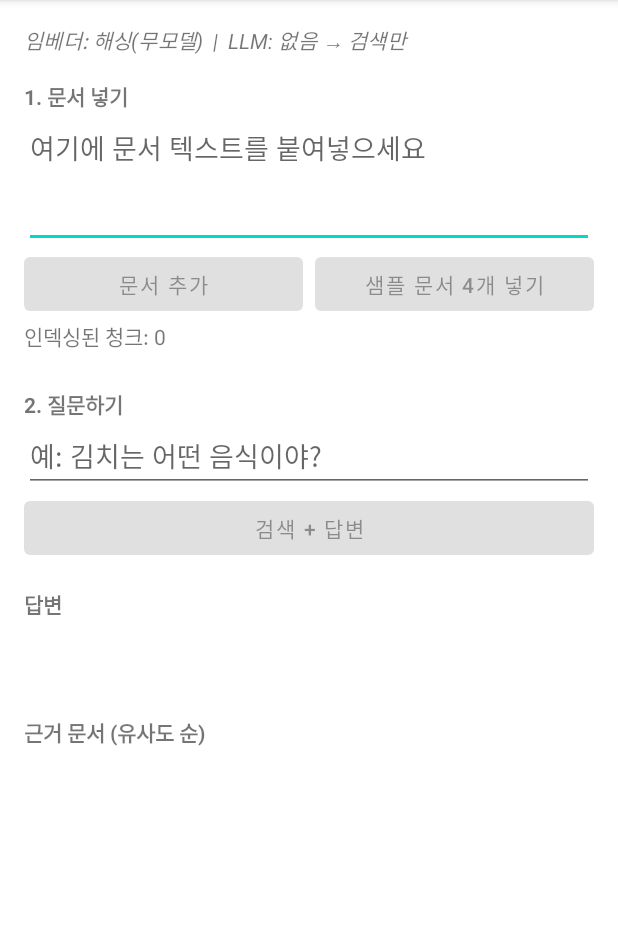
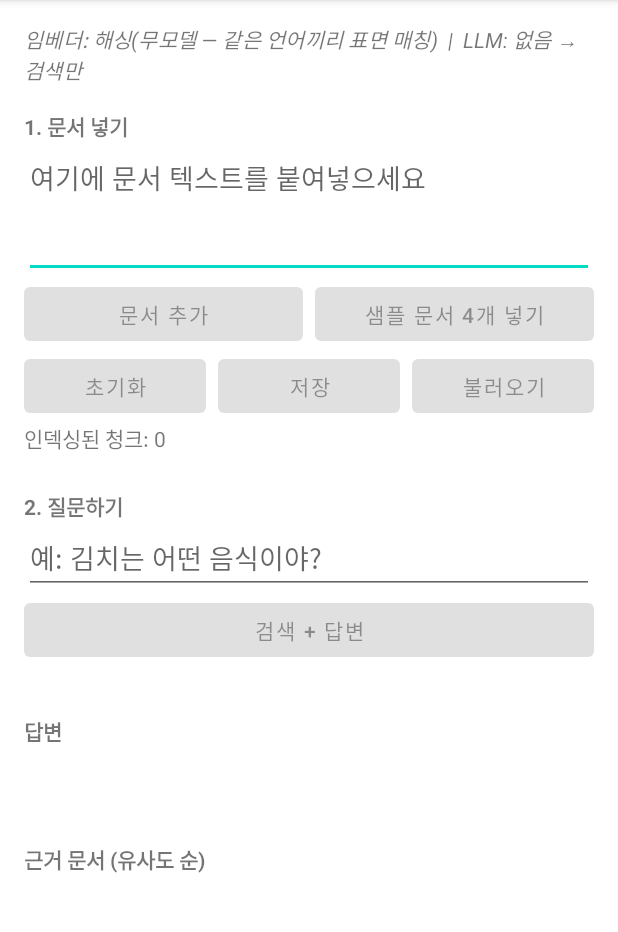
Before and after one commit to honey0127/Lib, an Android app: the screen it shows after launch (MainActivity), after a tap on "샘플 문서 4개 넣기", on a phone screen of 412 x 824 dp, the part 84-1016 px from its top. Run offline under Robolectric (Android 15) with nearby library versions, the phone set to English and light mode, and no system bars; 3 statements that could not run were skipped.

Commit message:
feat: 데모 UX 개선 + RagEngine.clear + 운영규정 제9조 모델 명세
실기기 스크린샷 피드백 반영:
- 샘플 문서 중복 주입 방지 — 버튼 1회 제한(초기화 시 재활성). 스크린샷의
  '청크 8개/중복 근거'는 샘플 2회 주입이 원인
- 상태줄에 해싱 모드 특성 안내(같은 언어 표면 매칭 — 교차언어·시맨틱은 e5 모델 필요)

데모 기능 추가(시연영상용):
- 초기화 버튼 → RagEngine.clear() 신설(JNI nativeClear, 10번째 함수, nm 검증)
  + 계측 테스트(clear 후 재사용)
- 저장/불러오기 버튼 → Phase 2 스냅샷(save/load)을 앱 내부 저장소에 시연,
  "복원 Nms — 재인덱싱 없음" 표기
- 처리시간 표시(인덱싱/검색/검색+생성 ms, '완전 오프라인' 라벨) — 성능 어필

운영규정 준수 문서화:
- THIRD_PARTY_LICENSES.md 에 'AI 모델 활용 명세(제9조 대응)' 섹션 —
  두 모델 모두 오픈웨이트 이상·그대로 활용(제2항 1호)·완전 온디바이스(API 0회),
  hnswlib 는 비교 실험 전용(코드 미포함), AI 보조 개발 고지(제9조 5항)
- README 에 라이선스·규정 준수 요약, CLAUDE.md JNI 10함수/데모 설명 갱신

Co-Authored-By: Claude Fable 5 <noreply@anthropic.com>
Claude-Session: https://claude.ai/code/session_01WBi6cVy78xvP8U22eQ9TrV

```diff
--- a/app/src/main/java/com/example/lib/MainActivity.kt
+++ b/app/src/main/java/com/example/lib/MainActivity.kt
@@ -1,6 +1,7 @@
 package com.example.lib
 
 import android.os.Bundle
+import android.os.SystemClock
 import android.widget.Button
 import android.widget.EditText
 import android.widget.TextView
@@ -21,9 +22,12 @@ import java.util.concurrent.Executors
  * 온디바이스 RAG 데모 (Phase 4) — 완전 오프라인 문서 검색 + 답변 생성.
  *
  * 모델 파일이 [MODEL_DIR] 에 있으면 자동 사용한다 (없으면 무모델 폴백):
- * - model.onnx + vocab.tsv → OnnxEmbedder(e5, 시맨틱 검색)  ← 없으면 HashingEmbedder
- * - llm.gguf               → LlmEngine(답변 생성)           ← 없으면 검색 결과만 표시
+ * - model.onnx + vocab.tsv → OnnxEmbedder(e5, 시맨틱·교차언어 검색) ← 없으면 HashingEmbedder
+ *   (해싱 모드는 같은 언어 표면 매칭만 가능 — 상태줄에 안내)
+ * - llm.gguf               → LlmEngine(답변 생성)                  ← 없으면 검색 결과만 표시
  * 배치 방법은 README "모델 준비" 참고 (adb push).
+ *
+ * 저장/불러오기 버튼은 RagEngine.save/load 스냅샷(Phase 2)을 앱 내부 저장소에 시연한다.
  */
 class MainActivity : AppCompatActivity() {
 
@@ -34,15 +38,22 @@ class MainActivity : AppCompatActivity() {
     private var rag: RagEngine? = null
     private var llm: LlmEngine? = null
     private var chat: RagChat? = null
+
+    // 아래 UI 상태는 UI 스레드에서만 접근
     private var docCounter = 0
+    private var samplesAdded = false
 
     private lateinit var statusText: TextView
     private lateinit var docInput: EditText
     private lateinit var addDocButton: Button
     private lateinit var addSamplesButton: Button
+    private lateinit var clearButton: Button
+    private lateinit var saveButton: Button
+    private lateinit var loadButton: Button
     private lateinit var chunkCountText: TextView
     private lateinit var questionInput: EditText
     private lateinit var askButton: Button
+    private lateinit var timeText: TextView
     private lateinit var answerText: TextView
     private lateinit var sourcesText: TextView
 
@@ -54,9 +65,13 @@ class MainActivity : AppCompatActivity() {
         docInput = findViewById(R.id.docInput)
         addDocButton = findViewById(R.id.addDocButton)
         addSamplesButton = findViewById(R.id.addSamplesButton)
+        clearButton = findViewById(R.id.clearButton)
+        saveButton = findViewById(R.id.saveButton)
+        loadButton = findViewById(R.id.loadButton)
         chunkCountText = findViewById(R.id.chunkCountText)
         questionInput = findViewById(R.id.questionInput)
         askButton = findViewById(R.id.askButton)
+        timeText = findViewById(R.id.timeText)
         answerText = findViewById(R.id.answerText)
         sourcesText = findViewById(R.id.sourcesText)
 
@@ -70,7 +85,13 @@ class MainActivity : AppCompatActivity() {
                 addDocuments(listOf("문서${++docCounter}" to text))
             }
         }
-        addSamplesButton.setOnClickListener { addDocuments(SAMPLE_DOCS) }
+        addSamplesButton.setOnClickListener {
+            samplesAdded = true // 중복 주입 방지 — 초기화 전까지 1회만
+            addDocuments(SAMPLE_DOCS)
+        }
+        clearButton.setOnClickListener { onClear() }
+        saveButton.setOnClickListener { onSave() }
+        loadButton.setOnClickListener { onLoad() }
         askButton.setOnClickListener { onAsk() }
     }
 
@@ -113,7 +134,9 @@ class MainActivity : AppCompatActivity() {
         llm = llmEngine
         chat = llmEngine?.let { RagChat(engine, it) }
 
-        val embedderLabel = if (onnxEmbedder != null) "e5(ONNX·시맨틱)" else "해싱(무모델)"
+        val embedderLabel =
+            if (onnxEmbedder != null) "e5(ONNX·시맨틱)"
+            else "해싱(무모델 — 같은 언어끼리 표면 매칭)"
         val llmLabel = if (llmEngine != null) "Qwen GGUF ✓" else "없음 → 검색만"
         runOnUiThread {
             statusText.text = "임베더: $embedderLabel  |  LLM: $llmLabel"
@@ -125,12 +148,80 @@ class MainActivity : AppCompatActivity() {
         setButtonsEnabled(false)
         engineExecutor.execute {
             val engine = rag ?: return@execute
+            val t0 = SystemClock.elapsedRealtime()
             docs.forEach { (id, text) -> engine.addDocument(id, text) }
+            val ms = SystemClock.elapsedRealtime() - t0
             val count = engine.chunkCount()
             runOnUiThread {
                 chunkCountText.text = "인덱싱된 청크: $count"
+                timeText.text = "인덱싱 ${ms}ms"
                 setButtonsEnabled(true)
             }
+        }
+    }
+
+    private fun onClear() {
+        setButtonsEnabled(false)
+        engineExecutor.execute {
+            rag?.clear()
+            runOnUiThread {
+                docCounter = 0
+                samplesAdded = false
+                chunkCountText.text = getString(R.string.chunk_count_zero)
+                answerText.text = ""
+                sourcesText.text = ""
+                timeText.text = ""
+                setButtonsEnabled(true)
+            }
+        }
+    }
+
+    private fun onSave() {
+        setButtonsEnabled(false)
+        engineExecutor.execute {
+            val engine = rag ?: return@execute
+            val t0 = SystemClock.elapsedRealtime()
+            val result = runCatching { engine.save(snapshotBase()) }
+            val ms = SystemClock.elapsedRealtime() - t0
+            val count = engine.chunkCount()
+            runOnUiThread {
+                timeText.text = result.fold(
+                    onSuccess = { "스냅샷 저장 ${ms}ms (청크 $count)" },
+                    onFailure = { e -> "저장 실패: ${e.message}" },
+                )
+                setButtonsEnabled(true)
+            }
+        }
+    }
+
+    private fun onLoad() {
+        setButtonsEnabled(false)
+        engineExecutor.execute {
+            val current = rag ?: return@execute
+            val activeEmbedder = embedder ?: return@execute
+            val t0 = SystemClock.elapsedRealtime()
+            val result = runCatching { RagEngine.load(snapshotBase(), activeEmbedder) }
+            result.fold(
+                onSuccess = { loaded ->
+                    current.close()
+                    rag = loaded
+                    chat = llm?.let { RagChat(loaded, it) }
+                    val ms = SystemClock.elapsedRealtime() - t0
+                    runOnUiThread {
+                        chunkCountText.text = "인덱싱된 청크: ${loaded.chunkCount()}"
+                        timeText.text = "스냅샷 복원 ${ms}ms — 재인덱싱 없음"
+                        answerText.text = ""
+                        sourcesText.text = ""
+                        setButtonsEnabled(true)
+                    }
+                },
+                onFailure = { e ->
+                    runOnUiThread {
+                        timeText.text = "복원 실패: ${e.message ?: "저장된 스냅샷 없음"}"
+                        setButtonsEnabled(true)
+                    }
+                },
+            )
         }
     }
 
@@ -144,20 +235,25 @@ class MainActivity : AppCompatActivity() {
         engineExecutor.execute {
             val engine = rag ?: return@execute
             val ragChat = chat
+            val t0 = SystemClock.elapsedRealtime()
             if (ragChat != null) {
                 // 검색 + LLM 답변 (완전한 문자 단위 스트리밍)
                 val answer = ragChat.ask(question) { piece ->
                     runOnUiThread { answerText.append(piece) }
                     true
                 }
+                val ms = SystemClock.elapsedRealtime() - t0
                 runOnUiThread {
+                    timeText.text = "검색+생성 ${ms}ms (완전 오프라인)"
                     sourcesText.text = formatSources(answer.sources)
                     setButtonsEnabled(true)
                 }
             } else {
                 // LLM 모델이 없으면 검색 결과만
                 val results = engine.search(question, topK = 3)
+                val ms = SystemClock.elapsedRealtime() - t0
                 runOnUiThread {
+                    timeText.text = "검색 ${ms}ms (완전 오프라인)"
                     answerText.text = "(LLM 모델 없음 — 검색 결과만 표시. README 모델 준비 참고)"
                     sourcesText.text = formatSources(results)
                     setButtonsEnabled(true)
@@ -174,9 +270,14 @@ class MainActivity : AppCompatActivity() {
         }.joinToString("\n\n")
     }
 
+    private fun snapshotBase(): File = File(filesDir, "rag_snapshot")
+
     private fun setButtonsEnabled(enabled: Boolean) {
         addDocButton.isEnabled = enabled
-        addSamplesButton.isEnabled = enabled
+        addSamplesButton.isEnabled = enabled && !samplesAdded
+        clearButton.isEnabled = enabled
+        saveButton.isEnabled = enabled
+        loadButton.isEnabled = enabled
         askButton.isEnabled = enabled
     }
 
--- a/app/src/main/res/layout/activity_main.xml
+++ b/app/src/main/res/layout/activity_main.xml
@@ -54,6 +54,35 @@
                 android:text="@string/btn_add_samples" />
         </LinearLayout>
 
+        <LinearLayout
+            android:layout_width="match_parent"
+            android:layout_height="wrap_content"
+            android:orientation="horizontal">
+
+            <Button
+                android:id="@+id/clearButton"
+                android:layout_width="0dp"
+                android:layout_height="wrap_content"
+                android:layout_weight="1"
+                android:text="@string/btn_clear" />
+
+            <Button
+                android:id="@+id/saveButton"
+                android:layout_width="0dp"
+                android:layout_height="wrap_content"
+                android:layout_weight="1"
+                android:layout_marginStart="8dp"
+                android:text="@string/btn_save" />
+
+            <Button
+                android:id="@+id/loadButton"
+                android:layout_width="0dp"
+                android:layout_height="wrap_content"
+                android:layout_weight="1"
+                android:layout_marginStart="8dp"
+                android:text="@string/btn_load" />
+        </LinearLayout>
+
         <TextView
             android:id="@+id/chunkCountText"
             android:layout_width="match_parent"
@@ -80,6 +109,13 @@
             android:layout_width="match_parent"
             android:layout_height="wrap_content"
             android:text="@string/btn_ask" />
+
+        <TextView
+            android:id="@+id/timeText"
+            android:layout_width="match_parent"
+            android:layout_height="wrap_content"
+            android:textSize="12sp"
+            android:textStyle="italic" />
 
         <TextView
             android:layout_width="match_parent"
--- a/app/src/main/res/values/strings.xml
+++ b/app/src/main/res/values/strings.xml
@@ -6,6 +6,9 @@
     <string name="doc_hint">여기에 문서 텍스트를 붙여넣으세요</string>
     <string name="btn_add_doc">문서 추가</string>
     <string name="btn_add_samples">샘플 문서 4개 넣기</string>
+    <string name="btn_clear">초기화</string>
+    <string name="btn_save">저장</string>
+    <string name="btn_load">불러오기</string>
     <string name="chunk_count_zero">인덱싱된 청크: 0</string>
     <string name="section_question">2. 질문하기</string>
     <string name="question_hint">예: 김치는 어떤 음식이야?</string>
--- a/rag-library/src/main/java/com/example/rag_library/NativeVectorIndex.kt
+++ b/rag-library/src/main/java/com/example/rag_library/NativeVectorIndex.kt
@@ -37,6 +37,9 @@ internal class NativeVectorIndex private constructor(
     }
 
     fun size(): Int = nativeSize(checkOpen())
+
+    /** 모든 벡터를 비운다(백엔드/파라미터는 유지). */
+    fun clear() = nativeClear(checkOpen())
 
     /** 인덱스를 [file]에 저장한다(백엔드·그래프 포함). 실패 시 [IOException]. */
     fun save(file: File) {
@@ -104,6 +107,7 @@ internal class NativeVectorIndex private constructor(
             efSearch: Int,
         ): Long
         @JvmStatic private external fun nativeDestroy(handle: Long)
+        @JvmStatic private external fun nativeClear(handle: Long)
         @JvmStatic private external fun nativeSave(handle: Long, path: String)
         @JvmStatic private external fun nativeLoad(path: String): Long
         @JvmStatic private external fun nativeDim(handle: Long): Int
```
Also changed, not shown: rag-library/src/main/java/com/example/rag_library/RagEngine.kt (+8 -0 lines), 5 other files.
